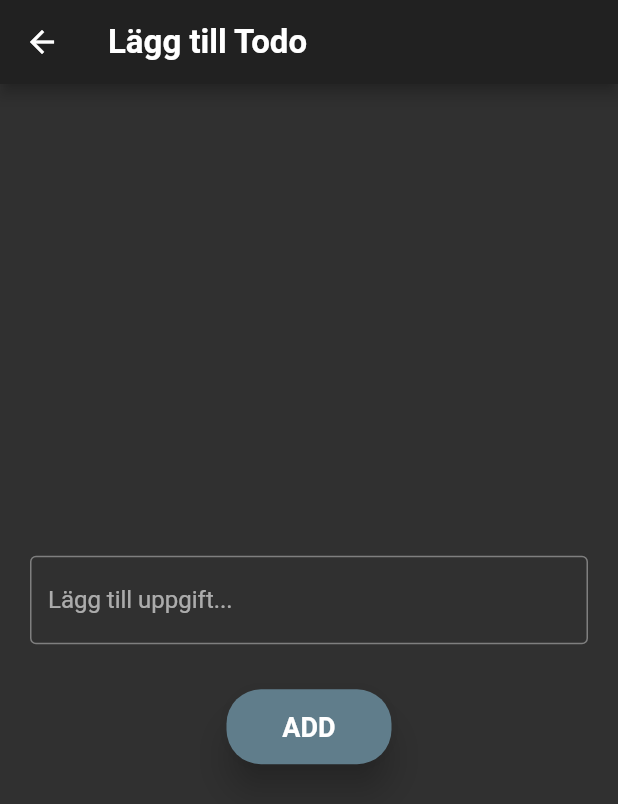
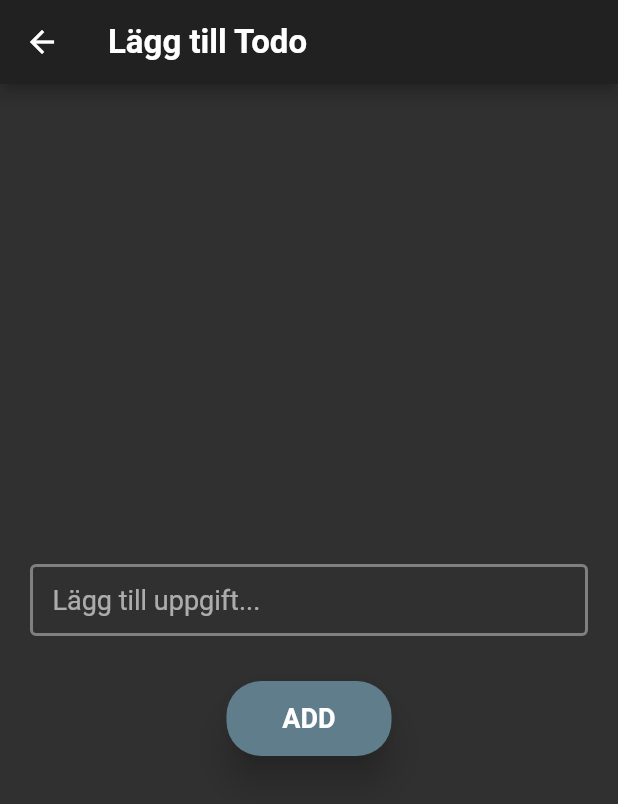
Before and after one commit to hahajens/todo-app-flutter, a Flutter app: the AddTodoView screen opened directly, on a phone screen of 412 x 824 dp. Shown: the top 804 px of the screen. Run offline on Flutter 3.47's test engine with Material 2 defaults, Android fonts, the phone set to English and light mode, and no system bars; our stand-ins replace flutter_spinkit; network calls fail.

Commit message:
Lite style i textfield

```diff
--- a/lib/screens/AddTodoView.dart
+++ b/lib/screens/AddTodoView.dart
@@ -20,12 +20,17 @@ class AddTodoView extends StatelessWidget {
           children: [
             Center(
               child: TextField(
+                style: TextStyle(fontSize: 18),
                 controller: descriptionController,
                 textCapitalization: TextCapitalization.sentences,
                 keyboardType: TextInputType.text,
                 decoration: InputDecoration(
+                  contentPadding: EdgeInsets.only(left: 15),
                   hintText: 'Lägg till uppgift...',
-                  border: OutlineInputBorder(),
+                  border: InputBorder.none,
+                  enabledBorder: OutlineInputBorder(
+                    borderSide: BorderSide(color: Colors.white38, width: 2),
+                  ),
                 ),
               ),
             ),
```
